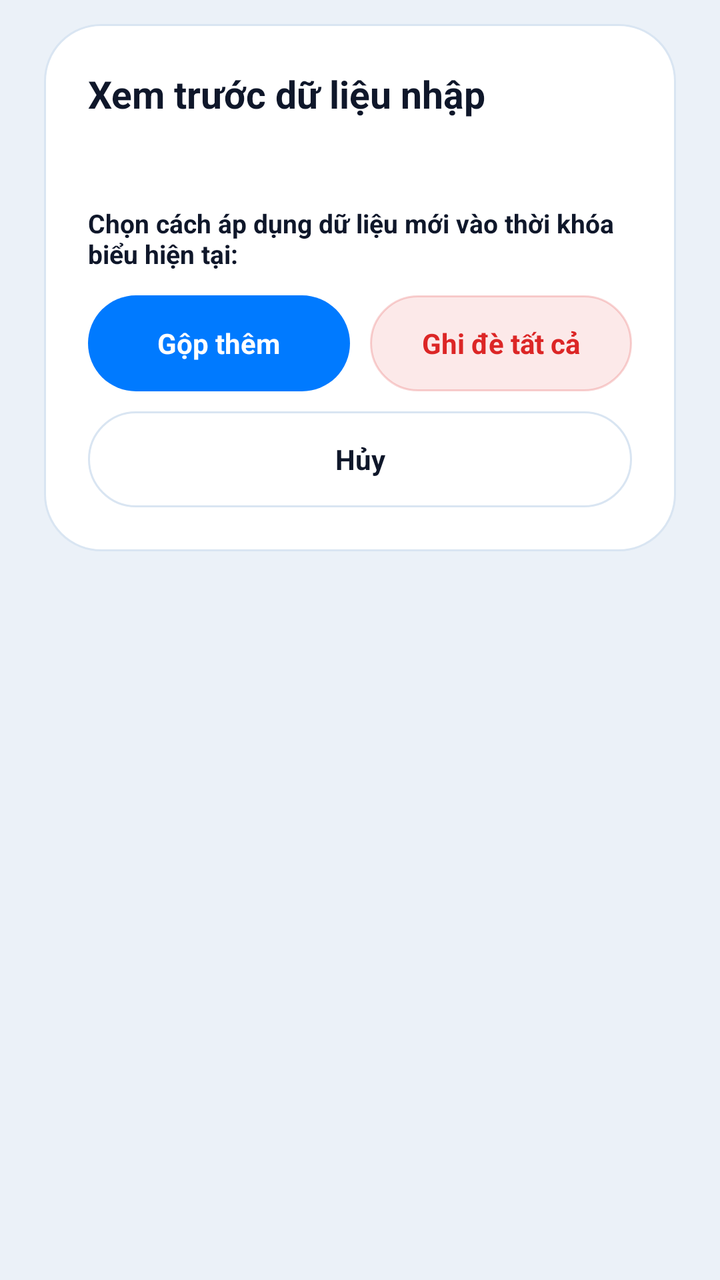
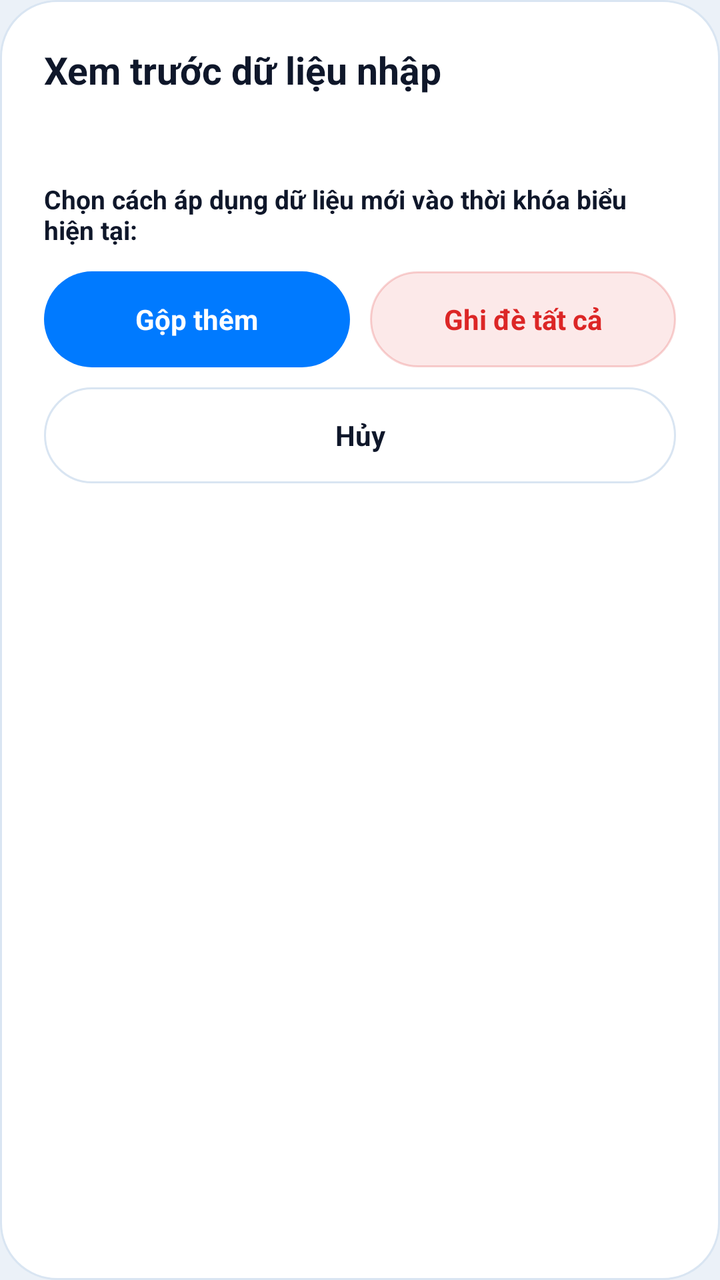

Before-and-after screenshots of an Android layout around one commit, followed by the original layout XML and the change that was made.
<!-- AndroidManifest.xml: application theme Theme.PocketKit -->
<!-- res/layout/dialog_frost_schedule_import.xml -->
<?xml version="1.0" encoding="utf-8"?>
<FrameLayout xmlns:android="http://schemas.android.com/apk/res/android"
    android:layout_width="match_parent"
    android:layout_height="wrap_content"
    android:paddingHorizontal="@dimen/dialog_outer_padding_h"
    android:paddingVertical="@dimen/dialog_outer_padding_v">

    <LinearLayout
        android:layout_width="match_parent"
        android:layout_height="wrap_content"
        android:background="@drawable/bg_dialog_frost"
        android:orientation="vertical"
        android:padding="@dimen/dialog_inner_padding">

        <TextView
            android:layout_width="match_parent"
            android:layout_height="wrap_content"
            android:text="@string/schedule_import_title"
            android:textColor="@color/ink_primary"
            android:textSize="@dimen/text_size_dialog_title"
            android:textStyle="bold" />

        <TextView
            android:id="@+id/tvImportSummary"
            android:layout_width="match_parent"
            android:layout_height="wrap_content"
            android:layout_marginTop="@dimen/dialog_button_gap"
            android:lineSpacingExtra="4dp"
            android:textColor="@color/ink_secondary"
            android:textSize="@dimen/text_size_input" />

        <TextView
            android:id="@+id/tvImportIssues"
            android:layout_width="match_parent"
            android:layout_height="wrap_content"
            android:layout_marginTop="@dimen/chip_gap"
            android:background="@drawable/bg_pill_danger_soft"
            android:lineSpacingExtra="3dp"
            android:paddingHorizontal="@dimen/chip_padding_h"
            android:paddingVertical="@dimen/badge_padding_v"
            android:textColor="@color/accent_danger"
            android:textSize="@dimen/text_size_caption"
            android:visibility="gone" />

        <TextView
            android:layout_width="match_parent"
            android:layout_height="wrap_content"
            android:layout_marginTop="@dimen/dialog_field_gap"
            android:text="@string/schedule_import_mode_hint"
            android:textColor="@color/ink_primary"
            android:textSize="@dimen/text_size_body"
            android:textStyle="bold" />

        <LinearLayout
            android:layout_width="match_parent"
            android:layout_height="wrap_content"
            android:layout_marginTop="@dimen/card_gap"
            android:baselineAligned="false"
            android:orientation="horizontal">

            <TextView
                android:id="@+id/btnImportMerge"
                android:layout_width="0dp"
                android:layout_height="wrap_content"
                android:layout_weight="1"
                android:background="@drawable/bg_pill_primary"
                android:clickable="true"
                android:focusable="true"
                android:gravity="center"
                android:minHeight="@dimen/touch_target_min"
                android:text="@string/schedule_import_btn_merge"
                android:textColor="@color/white"
                android:textSize="@dimen/text_size_input"
                android:textStyle="bold" />

            <TextView
                android:id="@+id/btnImportReplace"
                android:layout_width="0dp"
                android:layout_height="wrap_content"
                android:layout_marginStart="@dimen/dialog_button_gap"
                android:layout_weight="1"
                android:background="@drawable/bg_pill_danger_soft"
                android:clickable="true"
                android:focusable="true"
                android:gravity="center"
                android:minHeight="@dimen/touch_target_min"
                android:text="@string/schedule_import_btn_replace"
                android:textColor="@color/accent_danger"
                android:textSize="@dimen/text_size_input"
                android:textStyle="bold" />
        </LinearLayout>

        <TextView
            android:id="@+id/btnImportCancel"
            android:layout_width="match_parent"
            android:layout_height="wrap_content"
            android:layout_marginTop="@dimen/dialog_button_gap"
            android:background="@drawable/bg_pill_secondary"
            android:clickable="true"
            android:focusable="true"
            android:gravity="center"
            android:minHeight="@dimen/touch_target_min"
            android:text="@string/notes_dialog_cancel"
            android:textColor="@color/ink_primary"
            android:textSize="@dimen/text_size_input"
            android:textStyle="bold" />
    </LinearLayout>
</FrameLayout>
<!-- resources referenced by this layout -->
<resources>
  <color name="accent_danger">#FFDC2626</color>
  <color name="ink_primary">#FF0F172A</color>
  <color name="ink_secondary">#FF475569</color>
  <color name="white">#FFFFFFFF</color>
  <dimen name="badge_padding_v">6dp</dimen>
  <dimen name="card_gap">12dp</dimen>
  <dimen name="chip_gap">8dp</dimen>
  <dimen name="chip_padding_h">14dp</dimen>
  <dimen name="dialog_button_gap">10dp</dimen>
  <dimen name="dialog_field_gap">14dp</dimen>
  <dimen name="dialog_inner_padding">22dp</dimen>
  <dimen name="dialog_outer_padding_h">22dp</dimen>
  <dimen name="dialog_outer_padding_v">12dp</dimen>
  <dimen name="text_size_body">13sp</dimen>
  <dimen name="text_size_caption">12sp</dimen>
  <dimen name="text_size_dialog_title">19sp</dimen>
  <dimen name="text_size_input">14sp</dimen>
  <dimen name="touch_target_min">48dp</dimen>
  <!-- drawable bg_dialog_frost (drawable) -->
  <?xml version="1.0" encoding="utf-8"?>
  <shape xmlns:android="http://schemas.android.com/apk/res/android"
      android:shape="rectangle">
      <solid android:color="#FAFFFFFF" />
      <stroke
          android:width="1dp"
          android:color="@color/glass_rim_soft" />
      <corners android:radius="28dp" />
  </shape>
  <!-- drawable bg_pill_danger_soft (drawable) -->
  <?xml version="1.0" encoding="utf-8"?>
  <shape xmlns:android="http://schemas.android.com/apk/res/android"
      android:shape="rectangle">
      <solid android:color="@color/accent_danger_soft" />
      <stroke
          android:width="1dp"
          android:color="#33DC2626" />
      <corners android:radius="24dp" />
  </shape>
  <!-- drawable bg_pill_primary (drawable) -->
  <?xml version="1.0" encoding="utf-8"?>
  <shape xmlns:android="http://schemas.android.com/apk/res/android"
      android:shape="rectangle">
      <solid android:color="@color/accent_sapphire" />
      <corners android:radius="24dp" />
  </shape>
  <!-- drawable bg_pill_secondary (drawable) -->
  <?xml version="1.0" encoding="utf-8"?>
  <shape xmlns:android="http://schemas.android.com/apk/res/android"
      android:shape="rectangle">
      <solid android:color="@color/chip_neutral_fill" />
      <stroke
          android:width="1dp"
          android:color="@color/glass_rim_soft" />
      <corners android:radius="24dp" />
  </shape>
  <string name="notes_dialog_cancel">Hủy</string>
  <string name="schedule_import_btn_merge">Gộp thêm</string>
  <string name="schedule_import_btn_replace">Ghi đè tất cả</string>
  <string name="schedule_import_mode_hint">Chọn cách áp dụng dữ liệu mới vào thời khóa biểu hiện tại:</string>
  <string name="schedule_import_title">Xem trước dữ liệu nhập</string>
  <style name="Theme.PocketKit" parent="Base.Theme.PocketKit" />
  <color name="glass_rim_soft">#FFD9E5F2</color>
  <color name="accent_danger_soft">#1ADC2626</color>
  <color name="accent_sapphire">#FF007AFF</color>
  <color name="chip_neutral_fill">#B8FFFFFF</color>
  <style name="Base.Theme.PocketKit" parent="Theme.Material3.Light.NoActionBar">
          <item name="colorPrimary">@color/accent_sapphire</item>
          <item name="colorOnPrimary">@color/white</item>
          <item name="android:windowBackground">@color/frost_canvas_top</item>
          <item name="android:statusBarColor">@android:color/transparent</item>
          <item name="android:navigationBarColor">@android:color/transparent</item>
          <item name="android:windowLightStatusBar">true</item>
      </style>
  <color name="frost_canvas_top">#FFEBF1F8</color>
</resources>

<!-- the commit's change to res/layout/dialog_frost_schedule_import.xml (unified diff, before → after) -->
@@ -1,108 +1,103 @@
 <?xml version="1.0" encoding="utf-8"?>
-<FrameLayout xmlns:android="http://schemas.android.com/apk/res/android"
+<LinearLayout xmlns:android="http://schemas.android.com/apk/res/android"
     android:layout_width="match_parent"
     android:layout_height="wrap_content"
-    android:paddingHorizontal="@dimen/dialog_outer_padding_h"
-    android:paddingVertical="@dimen/dialog_outer_padding_v">
+    android:layout_marginHorizontal="@dimen/dialog_outer_padding_h"
+    android:layout_marginVertical="@dimen/dialog_outer_padding_v"
+    android:background="@drawable/bg_dialog_frost"
+    android:orientation="vertical"
+    android:padding="@dimen/dialog_inner_padding">
+
+    <TextView
+        android:layout_width="match_parent"
+        android:layout_height="wrap_content"
+        android:text="@string/schedule_import_title"
+        android:textColor="@color/ink_primary"
+        android:textSize="@dimen/text_size_dialog_title"
+        android:textStyle="bold" />
+
+    <TextView
+        android:id="@+id/tvImportSummary"
+        android:layout_width="match_parent"
+        android:layout_height="wrap_content"
+        android:layout_marginTop="@dimen/dialog_button_gap"
+        android:lineSpacingExtra="@dimen/line_spacing_md"
+        android:textColor="@color/ink_secondary"
+        android:textSize="@dimen/text_size_input" />
+
+    <TextView
+        android:id="@+id/tvImportIssues"
+        android:layout_width="match_parent"
+        android:layout_height="wrap_content"
+        android:layout_marginTop="@dimen/chip_gap"
+        android:background="@drawable/bg_pill_danger_soft"
+        android:lineSpacingExtra="@dimen/line_spacing_xs"
+        android:paddingHorizontal="@dimen/chip_padding_h"
+        android:paddingVertical="@dimen/badge_padding_v"
+        android:textColor="@color/accent_danger"
+        android:textSize="@dimen/text_size_caption"
+        android:visibility="gone" />
+
+    <TextView
+        android:layout_width="match_parent"
+        android:layout_height="wrap_content"
+        android:layout_marginTop="@dimen/dialog_field_gap"
+        android:text="@string/schedule_import_mode_hint"
+        android:textColor="@color/ink_primary"
+        android:textSize="@dimen/text_size_body"
+        android:textStyle="bold" />
 
     <LinearLayout
         android:layout_width="match_parent"
         android:layout_height="wrap_content"
-        android:background="@drawable/bg_dialog_frost"
-        android:orientation="vertical"
-        android:padding="@dimen/dialog_inner_padding">
+        android:layout_marginTop="@dimen/card_gap"
+        android:baselineAligned="false"
+        android:orientation="horizontal">
 
         <TextView
-            android:layout_width="match_parent"
+            android:id="@+id/btnImportMerge"
+            android:layout_width="0dp"
             android:layout_height="wrap_content"
-            android:text="@string/schedule_import_title"
-            android:textColor="@color/ink_primary"
-            android:textSize="@dimen/text_size_dialog_title"
-            android:textStyle="bold" />
-
-        <TextView
-            android:id="@+id/tvImportSummary"
-            android:layout_width="match_parent"
-            android:layout_height="wrap_content"
-            android:layout_marginTop="@dimen/dialog_button_gap"
-            android:lineSpacingExtra="4dp"
-            android:textColor="@color/ink_secondary"
-            android:textSize="@dimen/text_size_input" />
-
-        <TextView
-            android:id="@+id/tvImportIssues"
-            android:layout_width="match_parent"
-            android:layout_height="wrap_content"
-            android:layout_marginTop="@dimen/chip_gap"
-            android:background="@drawable/bg_pill_danger_soft"
-            android:lineSpacingExtra="3dp"
-            android:paddingHorizontal="@dimen/chip_padding_h"
-            android:paddingVertical="@dimen/badge_padding_v"
-            android:textColor="@color/accent_danger"
-            android:textSize="@dimen/text_size_caption"
-            android:visibility="gone" />
-
-        <TextView
-            android:layout_width="match_parent"
-            android:layout_height="wrap_content"
-            android:layout_marginTop="@dimen/dialog_field_gap"
-            android:text="@string/schedule_import_mode_hint"
-            android:textColor="@color/ink_primary"
-            android:textSize="@dimen/text_size_body"
-            android:textStyle="bold" />
-
-        <LinearLayout
-            android:layout_width="match_parent"
-            android:layout_height="wrap_content"
-            android:layout_marginTop="@dimen/card_gap"
-            android:baselineAligned="false"
-            android:orientation="horizontal">
-
-            <TextView
-                android:id="@+id/btnImportMerge"
-                android:layout_width="0dp"
-                android:layout_height="wrap_content"
-                android:layout_weight="1"
-                android:background="@drawable/bg_pill_primary"
-                android:clickable="true"
-                android:focusable="true"
-                android:gravity="center"
-                android:minHeight="@dimen/touch_target_min"
-                android:text="@string/schedule_import_btn_merge"
-                android:textColor="@color/white"
-                android:textSize="@dimen/text_size_input"
-                android:textStyle="bold" />
-
-            <TextView
-                android:id="@+id/btnImportReplace"
-                android:layout_width="0dp"
-                android:layout_height="wrap_content"
-                android:layout_marginStart="@dimen/dialog_button_gap"
-                android:layout_weight="1"
-                android:background="@drawable/bg_pill_danger_soft"
-                android:clickable="true"
-                android:focusable="true"
-                android:gravity="center"
-                android:minHeight="@dimen/touch_target_min"
-                android:text="@string/schedule_import_btn_replace"
-                android:textColor="@color/accent_danger"
-                android:textSize="@dimen/text_size_input"
-                android:textStyle="bold" />
-        </LinearLayout>
-
-        <TextView
-            android:id="@+id/btnImportCancel"
-            android:layout_width="match_parent"
-            android:layout_height="wrap_content"
-            android:layout_marginTop="@dimen/dialog_button_gap"
-            android:background="@drawable/bg_pill_secondary"
+            android:layout_weight="1"
+            android:background="@drawable/bg_pill_primary"
             android:clickable="true"
             android:focusable="true"
             android:gravity="center"
             android:minHeight="@dimen/touch_target_min"
-            android:text="@string/notes_dialog_cancel"
-            android:textColor="@color/ink_primary"
+            android:text="@string/schedule_import_btn_merge"
+            android:textColor="@color/white"
+            android:textSize="@dimen/text_size_input"
+            android:textStyle="bold" />
+
+        <TextView
+            android:id="@+id/btnImportReplace"
+            android:layout_width="0dp"
+            android:layout_height="wrap_content"
+            android:layout_marginStart="@dimen/dialog_button_gap"
+            android:layout_weight="1"
+            android:background="@drawable/bg_pill_danger_soft"
+            android:clickable="true"
+            android:focusable="true"
+            android:gravity="center"
+            android:minHeight="@dimen/touch_target_min"
+            android:text="@string/schedule_import_btn_replace"
+            android:textColor="@color/accent_danger"
             android:textSize="@dimen/text_size_input"
             android:textStyle="bold" />
     </LinearLayout>
-</FrameLayout>
+
+    <TextView
+        android:id="@+id/btnImportCancel"
+        android:layout_width="match_parent"
+        android:layout_height="wrap_content"
+        android:layout_marginTop="@dimen/dialog_button_gap"
+        android:background="@drawable/bg_pill_secondary"
+        android:clickable="true"
+        android:focusable="true"
+        android:gravity="center"
+        android:minHeight="@dimen/touch_target_min"
+        android:text="@string/notes_dialog_cancel"
+        android:textColor="@color/ink_primary"
+        android:textSize="@dimen/text_size_input"
+        android:textStyle="bold" />
+</LinearLayout>
<!-- resource entries referenced after the edit -->
@@ -13,6 +13,8 @@
   <dimen name="dialog_inner_padding">22dp</dimen>
   <dimen name="dialog_outer_padding_h">22dp</dimen>
   <dimen name="dialog_outer_padding_v">12dp</dimen>
+  <dimen name="line_spacing_md">4dp</dimen>
+  <dimen name="line_spacing_xs">3dp</dimen>
   <dimen name="text_size_body">13sp</dimen>
   <dimen name="text_size_caption">12sp</dimen>
   <dimen name="text_size_dialog_title">19sp</dimen>
@@ -22,7 +24,7 @@
   <?xml version="1.0" encoding="utf-8"?>
   <shape xmlns:android="http://schemas.android.com/apk/res/android"
       android:shape="rectangle">
-      <solid android:color="#FAFFFFFF" />
+      <solid android:color="@color/frost_dialog_fill" />
       <stroke
           android:width="1dp"
           android:color="@color/glass_rim_soft" />
@@ -35,7 +37,7 @@
       <solid android:color="@color/accent_danger_soft" />
       <stroke
           android:width="1dp"
-          android:color="#33DC2626" />
+          android:color="@color/accent_danger_border" />
       <corners android:radius="24dp" />
   </shape>
   <!-- drawable bg_pill_primary (drawable) -->
@@ -61,8 +63,10 @@
   <string name="schedule_import_mode_hint">Chọn cách áp dụng dữ liệu mới vào thời khóa biểu hiện tại:</string>
   <string name="schedule_import_title">Xem trước dữ liệu nhập</string>
   <style name="Theme.PocketKit" parent="Base.Theme.PocketKit" />
+  <color name="frost_dialog_fill">#FAFFFFFF</color>
   <color name="glass_rim_soft">#FFD9E5F2</color>
   <color name="accent_danger_soft">#1ADC2626</color>
+  <color name="accent_danger_border">#33DC2626</color>
   <color name="accent_sapphire">#FF007AFF</color>
   <color name="chip_neutral_fill">#B8FFFFFF</color>
   <style name="Base.Theme.PocketKit" parent="Theme.Material3.Light.NoActionBar">
